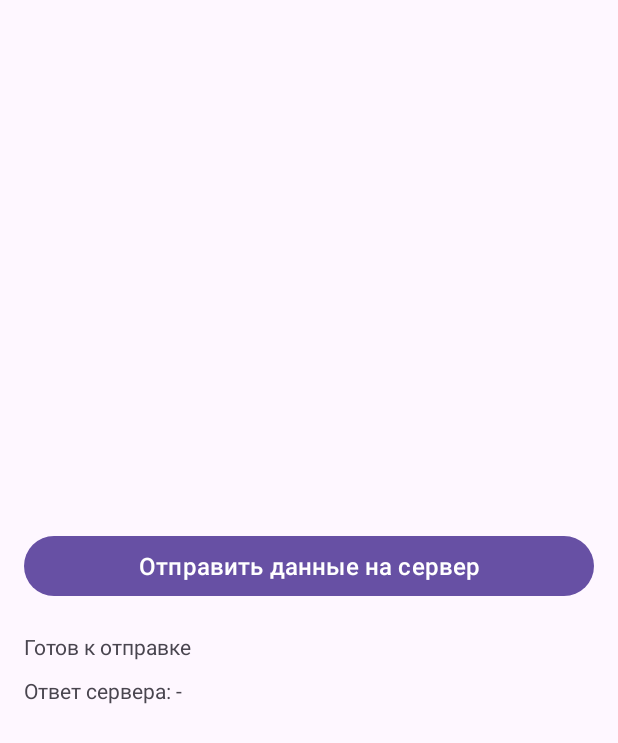
After one commit to evlnka/Android, an Android app: the ClientServer screen opened directly, with no data from a screen before it, on a phone screen of 412 x 824 dp. The commit adds this screen. Shown: the top 743 px of the screen. Run offline under Robolectric (Android 15) with nearby library versions, the phone set to English and light mode, and no system bars; libraries missing offline, so code that uses them is left out: org.zeromq.

Commit message:
Работа с сокетами (ZMQ). Передача данных от Android к PC

```diff
--- a/app/build.gradle.kts
+++ b/app/build.gradle.kts
@@ -36,12 +36,13 @@ android {
 }
 
 dependencies {
+
     implementation(libs.androidx.core.ktx)
     implementation(libs.androidx.appcompat)
     implementation(libs.material)
     implementation(libs.androidx.activity)
     implementation(libs.androidx.constraintlayout)
-
+    implementation ("org.zeromq:jeromq:0.5.0") // -->> JeroMQ
     implementation("com.google.android.gms:play-services-location:21.0.1")
 
     testImplementation(libs.junit)
--- a/app/src/main/AndroidManifest.xml
+++ b/app/src/main/AndroidManifest.xml
@@ -20,6 +20,9 @@
         android:theme="@style/Theme._1"
         tools:targetApi="31">
         <activity
+            android:name=".ClientServer"
+            android:exported="false" />
+        <activity
             android:name=".LocationActivity"
             android:exported="false" />
         <activity
--- /dev/null
+++ b/app/src/main/java/com/example/a1/ClientServer.kt
@@ -0,0 +1,81 @@
+package com.example.a1
+
+import android.os.Bundle
+import android.widget.Button
+import android.widget.TextView
+import android.widget.Toast
+import androidx.appcompat.app.AppCompatActivity
+import org.zeromq.SocketType
+import org.zeromq.ZContext
+import org.zeromq.ZMQ
+import java.util.concurrent.Executors
+
+class ClientServer : AppCompatActivity() {
+
+    private lateinit var btnSend: Button
+    private lateinit var tvStatus: TextView
+    private lateinit var tvResponse: TextView
+    private val executor = Executors.newSingleThreadExecutor()
+
+    override fun onCreate(savedInstanceState: Bundle?) {
+        super.onCreate(savedInstanceState)
+        setContentView(R.layout.activity_client_server)
+
+        // Находим все элементы по id
+        btnSend = findViewById(R.id.btnSend)
+        tvStatus = findViewById(R.id.tvStatus)
+        tvResponse = findViewById(R.id.tvResponse)
+
+        btnSend.setOnClickListener {
+            sendMessageToServer()
+        }
+    }
+
+    private fun sendMessageToServer() {
+        tvStatus.text = "Отправка данных..."
+        btnSend.isEnabled = false
+
+        executor.execute {
+            try {
+                val context = ZContext()
+                val socket = context.createSocket(SocketType.REQ)
+
+                // Подключаемся к серверу
+                socket.connect("tcp://172.20.10.3:2222")
+
+                // Отправляем данные на сервер
+                val message = "Hello from Android!"
+                socket.send(message.toByteArray(ZMQ.CHARSET), 0)
+
+                // Получаем ответ от сервера
+                val replyBytes = socket.recv(0)
+                val reply = String(replyBytes, ZMQ.CHARSET)
+
+                runOnUiThread {
+                    tvStatus.text = "Данные отправлены"
+                    tvResponse.text = "Ответ сервера: $reply"
+                    Toast.makeText(this, "Успешно отправлено", Toast.LENGTH_SHORT).show()
+                }
+
+                socket.close()
+                context.close()
+
+            } catch (e: Exception) {
+                runOnUiThread {
+                    tvStatus.text = "Ошибка подключения"
+                    tvResponse.text = "Ошибка: ${e.message}"
+                    Toast.makeText(this, "Ошибка отправки", Toast.LENGTH_SHORT).show()
+                }
+            } finally {
+                runOnUiThread {
+                    btnSend.isEnabled = true
+                }
+            }
+        }
+    }
+
+    override fun onDestroy() {
+        super.onDestroy()
+        executor.shutdownNow()
+    }
+}
--- /dev/null
+++ b/app/src/main/res/layout/activity_client_server.xml
@@ -0,0 +1,32 @@
+<?xml version="1.0" encoding="utf-8"?>
+<LinearLayout xmlns:android="http://schemas.android.com/apk/res/android"
+    android:layout_width="match_parent"
+    android:layout_height="match_parent"
+    android:orientation="vertical"
+    android:padding="16dp"
+    android:gravity="center">
+
+    <Button
+        android:id="@+id/btnSend"
+        android:layout_width="match_parent"
+        android:layout_height="wrap_content"
+        android:text="Отправить данные на сервер"
+        android:textSize="16sp" />
+
+    <TextView
+        android:id="@+id/tvStatus"
+        android:layout_width="match_parent"
+        android:layout_height="wrap_content"
+        android:layout_marginTop="20dp"
+        android:text="Готов к отправке"
+        android:textSize="14sp" />
+
+    <TextView
+        android:id="@+id/tvResponse"
+        android:layout_width="match_parent"
+        android:layout_height="wrap_content"
+        android:layout_marginTop="10dp"
+        android:text="Ответ сервера: -"
+        android:textSize="14sp" />
+
+</LinearLayout>
--- a/app/src/main/res/layout/activity_main.xml
+++ b/app/src/main/res/layout/activity_main.xml
@@ -24,6 +24,12 @@
             android:text="MP3 Плеер" />
 
         <Button
+            android:id="@+id/ClientServer"
+            android:layout_width="match_parent"
+            android:layout_height="wrap_content"
+            android:text="Client Server" />
+
+        <Button
             android:id="@+id/Location"
             android:layout_width="match_parent"
             android:layout_height="wrap_content"
```
Also changed, not shown: app/src/main/java/com/example/a1/MainActivity.kt (+6 -1 lines), 1 other file.
